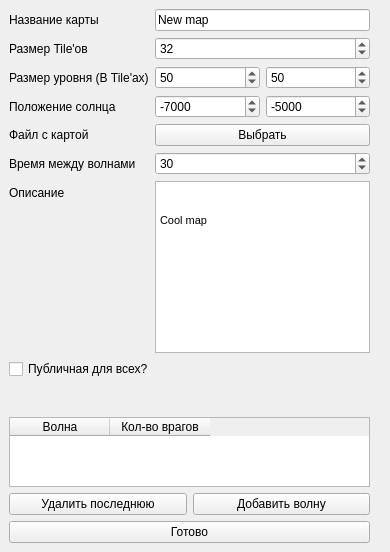
This is assets/uis/map_maker.ui in arrgn/decade as Qt 5 draws it before an edit. The edited form follows.
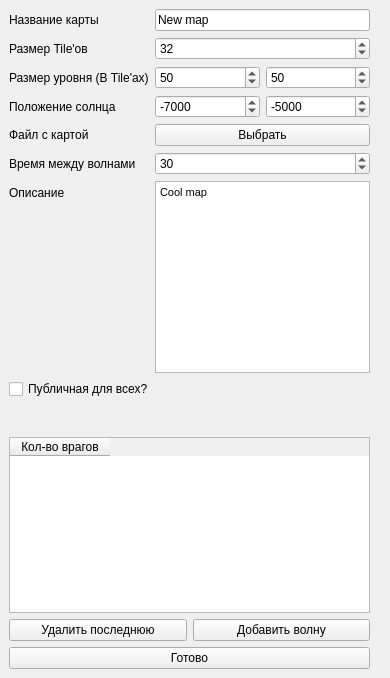
This is the edited form.

Commit message: Added form to add maps

```diff
--- a/assets/uis/map_maker.ui
+++ b/assets/uis/map_maker.ui
@@ -7,7 +7,7 @@
                 <x>0</x>
                 <y>0</y>
                 <width>390</width>
-                <height>552</height>
+    <height>678</height>
             </rect>
         </property>
         <property name="windowTitle">
@@ -150,14 +150,10 @@
                                     <widget class="QTextEdit" name="descriptionInput">
                                         <property name="html">
                                             <string>&lt;!DOCTYPE HTML PUBLIC &quot;-//W3C//DTD HTML 4.0//EN&quot; &quot;http://www.w3.org/TR/REC-html40/strict.dtd&quot;&gt;
-                                                &lt;html&gt;&lt;head&gt;&lt;meta name=&quot;qrichtext&quot; content=&quot;1&quot;
-                                                /&gt;&lt;style type=&quot;text/css&quot;&gt;
-                                                p, li { white-space: pre-wrap; }
-                                                &lt;/style&gt;&lt;/head&gt;&lt;body style=&quot; font-family:'MS Shell
-                                                Dlg 2'; font-size:8.25pt; font-weight:400; font-style:normal;&quot;&gt;
-                                                &lt;p style=&quot; margin-top:0px; margin-bottom:0px; margin-left:0px;
-                                                margin-right:0px; -qt-block-indent:0; text-indent:0px;&quot;&gt;Cool map&lt;/p&gt;&lt;/body&gt;&lt;/html&gt;
-                                            </string>
+&lt;html&gt;&lt;head&gt;&lt;meta name=&quot;qrichtext&quot; content=&quot;1&quot; /&gt;&lt;style type=&quot;text/css&quot;&gt;
+p, li { white-space: pre-wrap; }
+&lt;/style&gt;&lt;/head&gt;&lt;body style=&quot; font-family:'MS Shell Dlg 2'; font-size:8.25pt; font-weight:400; font-style:normal;&quot;&gt;
+&lt;p style=&quot; margin-top:0px; margin-bottom:0px; margin-left:0px; margin-right:0px; -qt-block-indent:0; text-indent:0px;&quot;&gt;Cool map&lt;/p&gt;&lt;/body&gt;&lt;/html&gt;</string>
                                         </property>
                                         <property name="acceptRichText">
                                             <bool>false</bool>
@@ -228,11 +224,6 @@
                                 <property name="alternatingRowColors">
                                     <bool>false</bool>
                                 </property>
-                                <column>
-                                    <property name="text">
-                                        <string>Волна</string>
-                                    </property>
-                                </column>
                                 <column>
                                     <property name="text">
                                         <string>Кол-во врагов</string>
```
Lines whose indentation alone changed are shown as unchanged. The commit also changes 2 other files.
